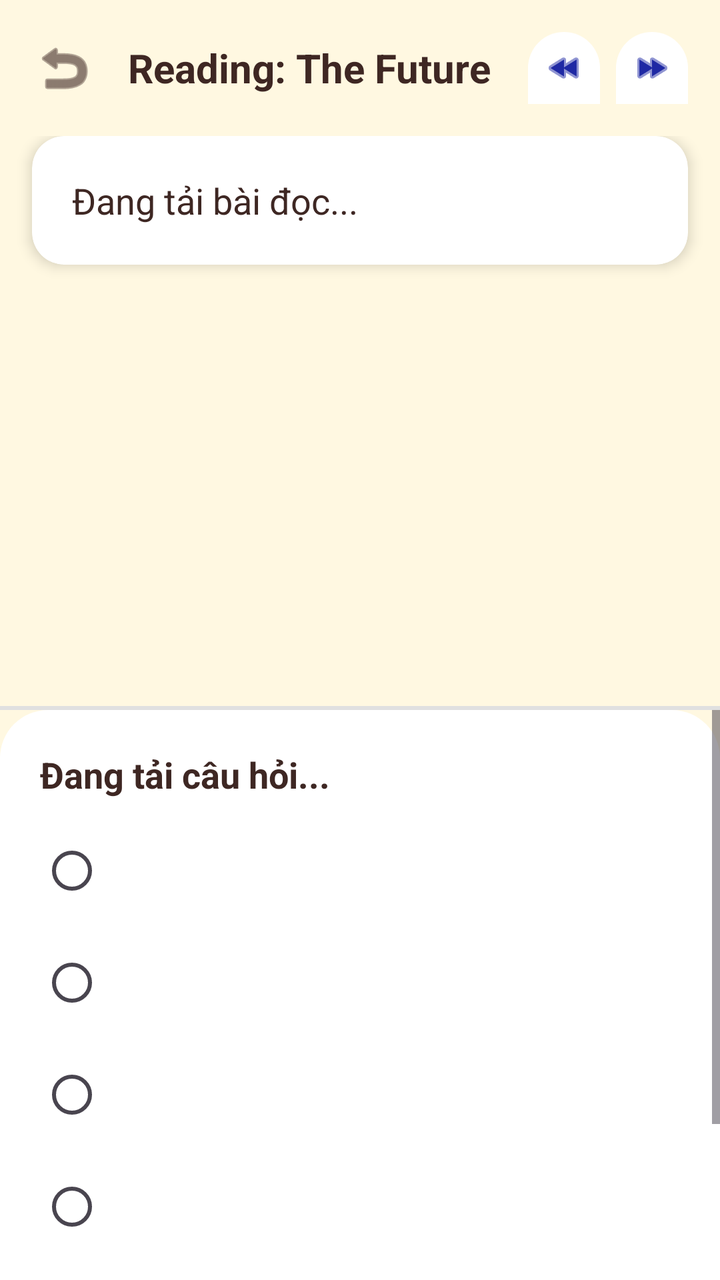
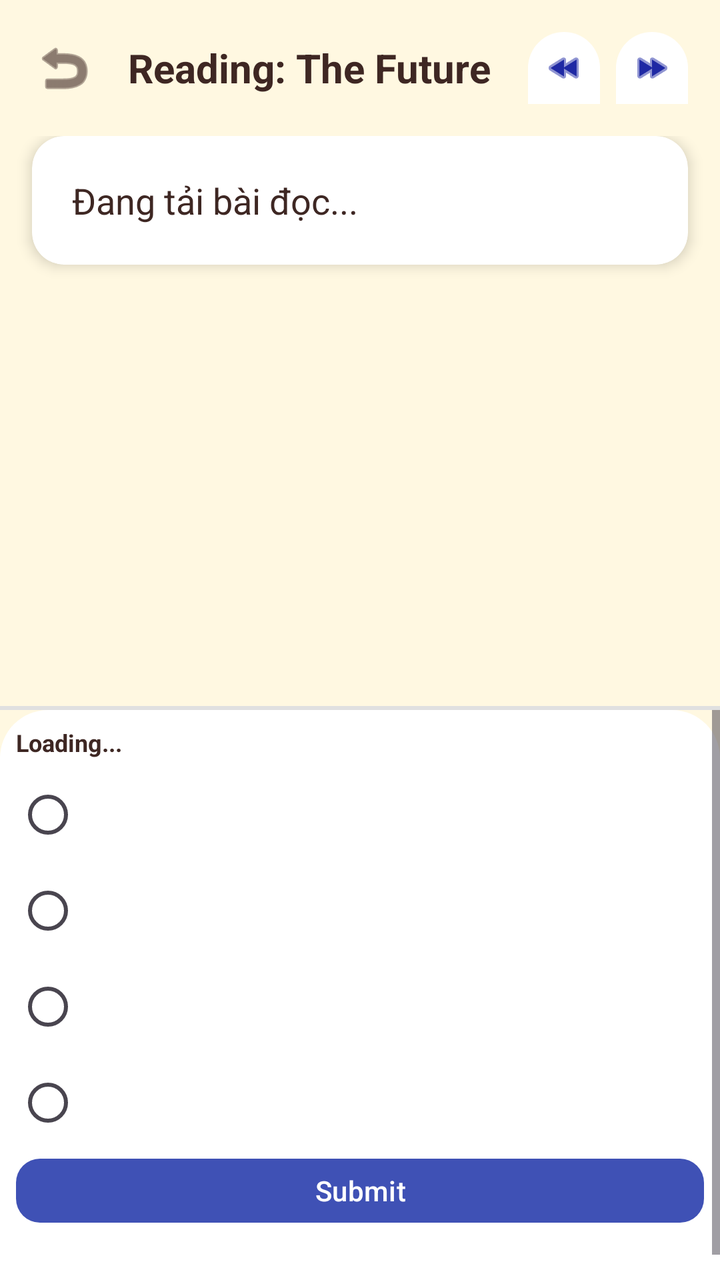

Screens rendered from an Android XML layout before and after an edit, with the pre-edit source and the edit as a unified diff.
<!-- AndroidManifest.xml: application theme Theme.LingoEnglishApp -->
<!-- res/layout/fragment_reading.xml -->
<?xml version="1.0" encoding="utf-8"?>
<LinearLayout xmlns:android="http://schemas.android.com/apk/res/android"
    xmlns:app="http://schemas.android.com/apk/res-auto"
    android:layout_width="match_parent"
    android:layout_height="match_parent"
    android:background="@color/colorBackground"
    android:orientation="vertical">

    
    <LinearLayout
        android:id="@+id/headerLayout"
        android:layout_width="match_parent"
        android:layout_height="wrap_content"
        android:gravity="center_vertical"
        android:orientation="horizontal"
        android:padding="16dp">

        <ImageView
            android:id="@+id/btnBack"
            android:layout_width="32dp"
            android:layout_height="32dp"
            android:src="@android:drawable/ic_menu_revert"
            app:tint="@color/colorTextPrimary" />

        <TextView
            android:id="@+id/tvLessonTitle"
            android:layout_width="0dp"
            android:layout_height="wrap_content"
            android:layout_marginStart="16dp"
            android:layout_weight="1"
            android:ellipsize="end"
            android:maxLines="1"
            android:text="Reading: The Future"
            android:textColor="@color/colorTextPrimary"
            android:textSize="20sp"
            android:textStyle="bold" />

        
        <ImageView
            android:id="@+id/btnZoomOut"
            android:layout_width="36dp"
            android:layout_height="36dp"
            android:layout_marginEnd="8dp"
            android:background="@drawable/bg_bottom_sheet"
            android:padding="8dp"
            android:src="@android:drawable/ic_media_rew"
            app:tint="@color/colorPrimaryDark" />

        
        <ImageView
            android:id="@+id/btnZoomIn"
            android:layout_width="36dp"
            android:layout_height="36dp"
            android:background="@drawable/bg_bottom_sheet"
            android:padding="8dp"
            android:src="@android:drawable/ic_media_ff"
            app:tint="@color/colorPrimaryDark" />
    </LinearLayout>

    
    <ScrollView
        android:layout_width="match_parent"
        android:layout_height="0dp"
        android:layout_weight="1"
        android:clipToPadding="false"
        android:paddingHorizontal="16dp">

        <androidx.cardview.widget.CardView
            android:layout_width="match_parent"
            android:layout_height="wrap_content"
            android:layout_marginBottom="16dp"
            app:cardBackgroundColor="@color/white"
            app:cardCornerRadius="16dp"
            app:cardElevation="4dp">

            <TextView
                android:id="@+id/tvReadingContent"
                android:layout_width="match_parent"
                android:layout_height="wrap_content"
                android:lineSpacingExtra="8dp"
                android:padding="20dp"
                android:text="Đang tải bài đọc..."
                android:textColor="@color/colorTextPrimary"
                android:textSize="18sp" />
        </androidx.cardview.widget.CardView>
    </ScrollView>

    
    <View
        android:layout_width="match_parent"
        android:layout_height="2dp"
        android:background="#E0E0E0" />

    
    <ScrollView
        android:layout_width="match_parent"
        android:layout_height="0dp"
        android:layout_weight="1"
        android:background="@drawable/bg_bottom_sheet">

        <LinearLayout
            android:id="@+id/quizLayout"
            android:layout_width="match_parent"
            android:layout_height="wrap_content"
            android:orientation="vertical"
            android:padding="20dp">

            <TextView
                android:id="@+id/tvQuestionText"
                android:layout_width="match_parent"
                android:layout_height="wrap_content"
                android:text="Đang tải câu hỏi..."
                android:textColor="@color/colorTextPrimary"
                android:textSize="18sp"
                android:textStyle="bold" />

            <RadioGroup
                android:id="@+id/radioGroupAnswers"
                android:layout_width="match_parent"
                android:layout_height="wrap_content"
                android:layout_marginTop="12dp">

                <RadioButton android:id="@+id/rbA" android:layout_width="match_parent" android:layout_height="wrap_content" android:layout_marginBottom="8dp" android:textSize="16sp" />
                <RadioButton android:id="@+id/rbB" android:layout_width="match_parent" android:layout_height="wrap_content" android:layout_marginBottom="8dp" android:textSize="16sp" />
                <RadioButton android:id="@+id/rbC" android:layout_width="match_parent" android:layout_height="wrap_content" android:layout_marginBottom="8dp" android:textSize="16sp" />
                <RadioButton android:id="@+id/rbD" android:layout_width="match_parent" android:layout_height="wrap_content" android:textSize="16sp" />
            </RadioGroup>

            <com.google.android.material.button.MaterialButton
                android:id="@+id/btnSubmitQuiz"
                android:layout_width="match_parent"
                android:layout_height="50dp"
                android:layout_marginTop="20dp"
                android:layout_marginBottom="30dp"
                android:text="Nộp Bài"
                app:backgroundTint="@color/colorPrimary"
                app:cornerRadius="12dp" />
        </LinearLayout>
    </ScrollView>

</LinearLayout>
<!-- resources referenced by this layout -->
<resources>
  <color name="colorBackground">#FFF8E1</color>
  <color name="colorPrimary">#3F51B5</color>
  <color name="colorPrimaryDark">#1F29A4</color>
  <color name="colorTextPrimary">#3E2723</color>
  <color name="white">#FFFFFF</color>
  <!-- drawable bg_bottom_sheet (drawable) -->
  <?xml version="1.0" encoding="utf-8"?>
  <shape xmlns:android="http://schemas.android.com/apk/res/android"
      android:shape="rectangle">
  
      
      <solid android:color="#FFFFFF" />
  
      
      <corners
          android:topLeftRadius="24dp"
          android:topRightRadius="24dp" />
  
  </shape>
  <style name="Theme.LingoEnglishApp" parent="Base.Theme.LingoEnglishApp" />
  <style name="Base.Theme.LingoEnglishApp" parent="Theme.Material3.DayNight.NoActionBar">
          
          
      </style>
</resources>

<!-- the commit's change to res/layout/fragment_reading.xml (unified diff, before → after) -->
@@ -103,36 +103,35 @@
             android:layout_width="match_parent"
             android:layout_height="wrap_content"
             android:orientation="vertical"
-            android:padding="20dp">
+            android:padding="8dp">
 
             <TextView
                 android:id="@+id/tvQuestionText"
                 android:layout_width="match_parent"
                 android:layout_height="wrap_content"
-                android:text="Đang tải câu hỏi..."
+                android:text="Loading..."
                 android:textColor="@color/colorTextPrimary"
-                android:textSize="18sp"
+                android:textSize="12sp"
                 android:textStyle="bold" />
 
             <RadioGroup
                 android:id="@+id/radioGroupAnswers"
                 android:layout_width="match_parent"
                 android:layout_height="wrap_content"
-                android:layout_marginTop="12dp">
+                android:layout_marginTop="4dp">
 
-                <RadioButton android:id="@+id/rbA" android:layout_width="match_parent" android:layout_height="wrap_content" android:layout_marginBottom="8dp" android:textSize="16sp" />
-                <RadioButton android:id="@+id/rbB" android:layout_width="match_parent" android:layout_height="wrap_content" android:layout_marginBottom="8dp" android:textSize="16sp" />
-                <RadioButton android:id="@+id/rbC" android:layout_width="match_parent" android:layout_height="wrap_content" android:layout_marginBottom="8dp" android:textSize="16sp" />
-                <RadioButton android:id="@+id/rbD" android:layout_width="match_parent" android:layout_height="wrap_content" android:textSize="16sp" />
+                <RadioButton android:id="@+id/rbA" android:textColor="@color/black" android:layout_width="match_parent" android:layout_height="wrap_content" android:textSize="10sp" />
+                <RadioButton android:id="@+id/rbB" android:textColor="@color/black" android:layout_width="match_parent" android:layout_height="wrap_content" android:textSize="10sp" />
+                <RadioButton android:id="@+id/rbC" android:textColor="@color/black" android:layout_width="match_parent" android:layout_height="wrap_content" android:textSize="10sp" />
+                <RadioButton android:id="@+id/rbD" android:textColor="@color/black" android:layout_width="match_parent" android:layout_height="wrap_content" android:textSize="10sp" />
             </RadioGroup>
 
             <com.google.android.material.button.MaterialButton
                 android:id="@+id/btnSubmitQuiz"
                 android:layout_width="match_parent"
-                android:layout_height="50dp"
-                android:layout_marginTop="20dp"
+                android:layout_height="40dp"
                 android:layout_marginBottom="30dp"
-                android:text="Nộp Bài"
+                android:text="Submit"
                 app:backgroundTint="@color/colorPrimary"
                 app:cornerRadius="12dp" />
         </LinearLayout>
<!-- resource entries referenced after the edit -->
@@ -1,5 +1,6 @@
 <!-- resources referenced by this layout -->
 <resources>
+  <color name="black">#000000</color>
   <color name="colorBackground">#FFF8E1</color>
   <color name="colorPrimary">#3F51B5</color>
   <color name="colorPrimaryDark">#1F29A4</color>
